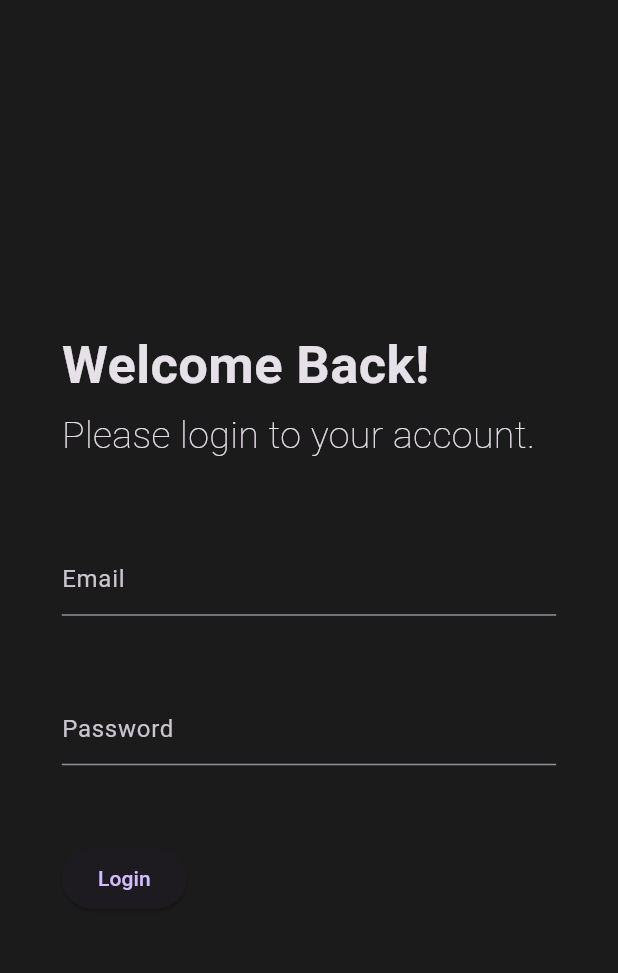
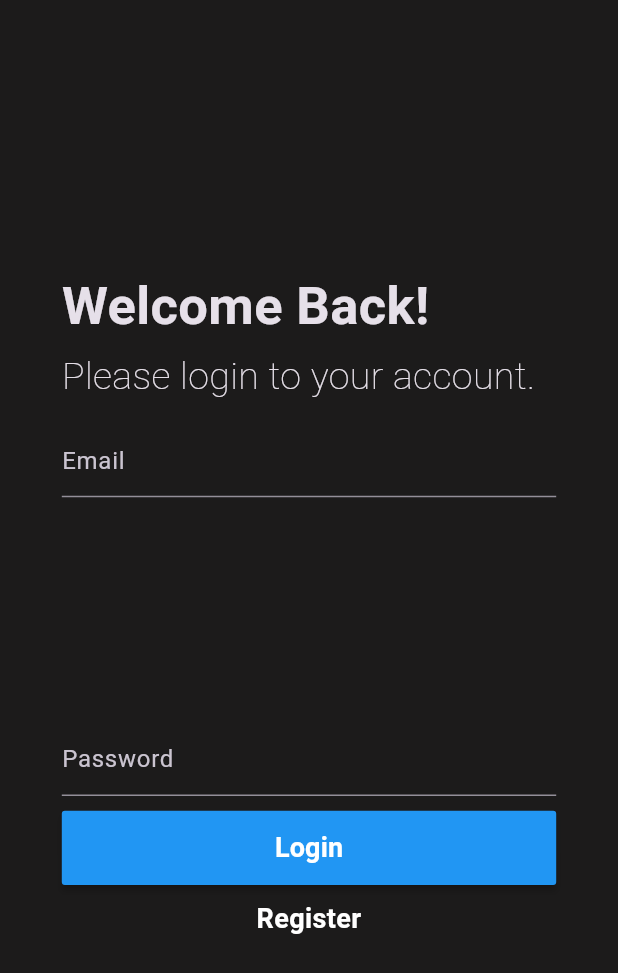
Before and after one commit to boubligha/Chatiy, a Flutter app: the screen it shows after launch, on a phone screen of 412 x 824 dp. Shown: the top 973 px of the screen. Run offline on Flutter 3.47's test engine with Material 3 defaults, Android fonts, the phone set to English and light mode, and no system bars; our stand-ins replace firebase_analytics, firebase_core; accounts and stored records are empty.

Commit message:
i finished login Page Ui

```diff
--- a/lib/pages/login_page.dart
+++ b/lib/pages/login_page.dart
@@ -36,6 +36,8 @@ class _LoginPageState extends State<LoginPage> {
         children: [
           _headingWidget(),
           _inputForm(),
+          _loginButton(),
+          _registerButton()
         ],
       ),
     );
@@ -80,7 +82,6 @@ class _LoginPageState extends State<LoginPage> {
           children: [
             _emailTextField(),
             _passwordTextField(),
-            _loginButton(),
           ],
         ),
       ),
@@ -141,15 +142,49 @@ class _LoginPageState extends State<LoginPage> {
     );
   }
 
+
   Widget _loginButton() {
-    return ElevatedButton(
-      onPressed: () {
-        if (_formKey.currentState!.validate()) {
-          _formKey.currentState!.save();
-          // Perform login logic
-        }
+    return Container(
+      height:_deviceHeight*0.06,
+      width: _deviceWidth,
+      child: MaterialButton(
+        onPressed: (){
+          if (_formKey.currentState!.validate()) {
+            _formKey.currentState!.save();
+            // Perform login logic
+          }
+        },
+        color: Colors.blue,
+        child: Text(
+          "Login",
+          style: TextStyle(
+            color: Colors.white,
+            fontSize: 18,
+            fontWeight: FontWeight.w700
+          ),
+        ),
+    ),
+    );
+  }
+
+  Widget _registerButton() {
+    return GestureDetector(
+      onTap: () {
+        // Navigate to register page
       },
-      child: Text("Login"),
+      child: Container(
+        height: _deviceHeight * 0.06,
+        width: _deviceWidth,
+        child: Text(
+            "Register",
+            textAlign: TextAlign.center,
+            style: TextStyle(
+              color: Colors.white,
+              fontSize: 18,
+              fontWeight: FontWeight.w700,
+            ),
+          ),
+      ),
     );
   }
 }
```
